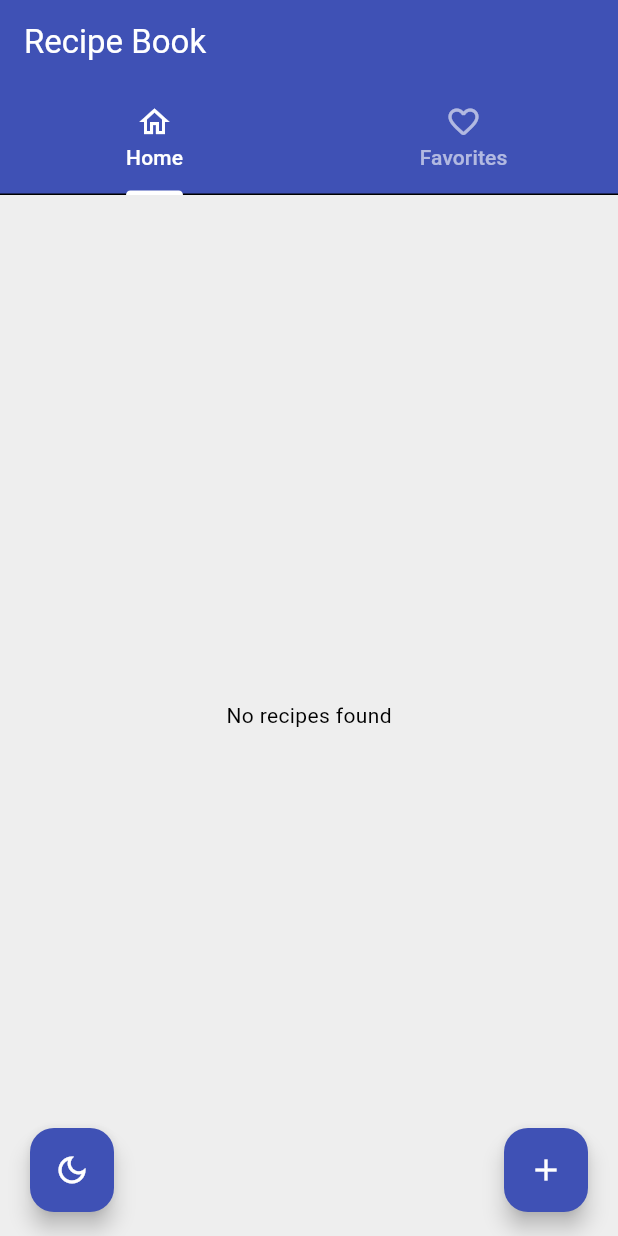
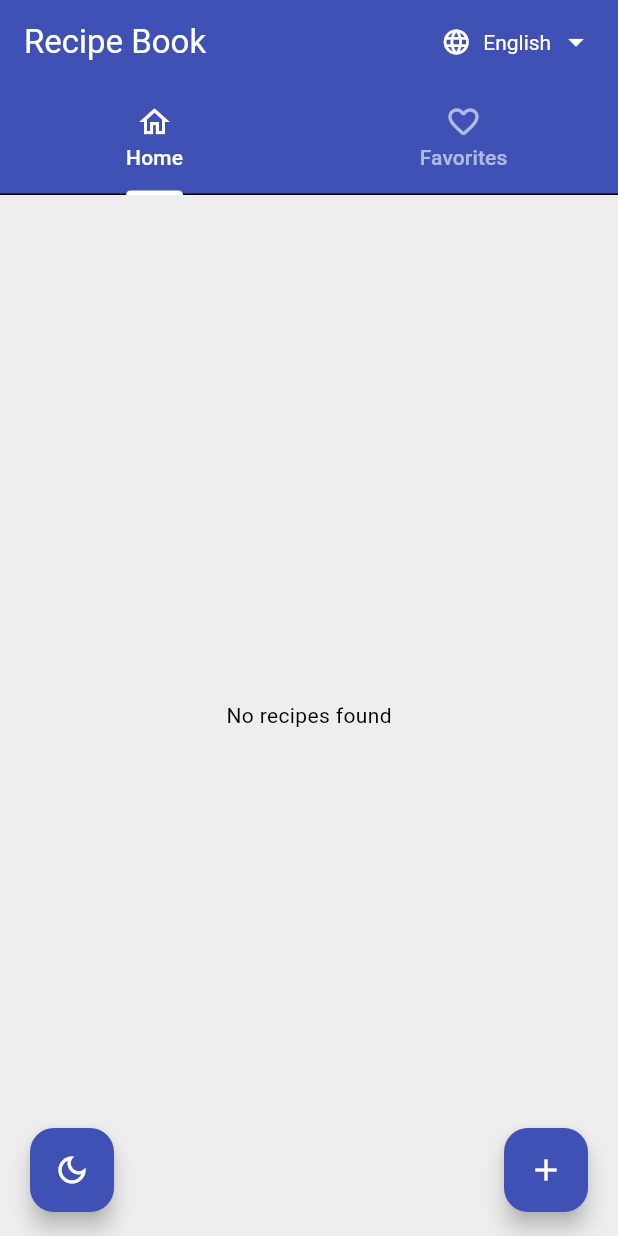
Before and after one commit to RickyBv1/recipe_book_flutter, a Flutter app: the screen it shows after launch, on a phone screen of 412 x 824 dp. Run offline on Flutter 3.47's test engine with Material 3 defaults, Android fonts, the phone set to English and light mode, and no system bars; network calls fail.

Commit message:
Add language selection feature: Integrate LanguageProvider for dynamic language switching between English and Spanish, update UI components to reflect selected language, and enhance localization support in the app.

```diff
--- a/lib/l10n/app_localizations.dart
+++ b/lib/l10n/app_localizations.dart
@@ -103,6 +103,18 @@ abstract class AppLocalizations {
   /// In en, this message translates to:
   /// **'Recipe Book'**
   String get title;
+
+  /// No description provided for @english.
+  ///
+  /// In en, this message translates to:
+  /// **'English'**
+  String get english;
+
+  /// No description provided for @spanish.
+  ///
+  /// In en, this message translates to:
+  /// **'Spanish'**
+  String get spanish;
 
   /// No description provided for @navBarHome.
   ///
--- a/lib/l10n/app_localizations_en.dart
+++ b/lib/l10n/app_localizations_en.dart
@@ -10,6 +10,12 @@ class AppLocalizationsEn extends AppLocalizations {
 
   @override
   String get title => 'Recipe Book';
+
+  @override
+  String get english => 'English';
+
+  @override
+  String get spanish => 'Spanish';
 
   @override
   String get navBarHome => 'Home';
--- a/lib/l10n/app_localizations_es.dart
+++ b/lib/l10n/app_localizations_es.dart
@@ -10,6 +10,12 @@ class AppLocalizationsEs extends AppLocalizations {
 
   @override
   String get title => 'Libro de Recetas';
+
+  @override
+  String get english => 'Inglés';
+
+  @override
+  String get spanish => 'Español';
 
   @override
   String get navBarHome => 'Inicio';
--- a/lib/l10n/en.arb
+++ b/lib/l10n/en.arb
@@ -1,6 +1,8 @@
 {
     "@@locale": "en",
     "title": "Recipe Book",
+    "english": "English",
+    "spanish": "Spanish",
     "navBarHome": "Home",
     "navBarFavorites": "Favorites",
     "noRecipesFound": "No recipes found",
--- a/lib/l10n/es.arb
+++ b/lib/l10n/es.arb
@@ -1,6 +1,8 @@
 {
     "@@locale": "es",
     "title": "Libro de Recetas",
+    "english": "Inglés",
+    "spanish": "Español",
     "navBarHome": "Inicio",
     "navBarFavorites": "Favoritos",
     "noRecipesFound": "No se encontraron recetas",
--- a/lib/main.dart
+++ b/lib/main.dart
@@ -4,6 +4,7 @@ import 'package:recipe_book_flutter/screens/favorite_recipes_screen.dart';
 import 'package:provider/provider.dart';
 import 'package:recipe_book_flutter/providers/recipes_provider.dart';
 import 'package:recipe_book_flutter/providers/theme_provider.dart';
+import 'package:recipe_book_flutter/providers/language_provider.dart';
 import 'package:flutter_localizations/flutter_localizations.dart';
 import 'package:recipe_book_flutter/l10n/app_localizations.dart';
 
@@ -20,11 +21,13 @@ class MyApp extends StatelessWidget {
       providers: [
         ChangeNotifierProvider(create: (context) => RecipesProvider()),
         ChangeNotifierProvider(create: (context) => ThemeProvider()),
+        ChangeNotifierProvider(create: (context) => LanguageProvider()),
       ],
-      child: Consumer<ThemeProvider>(
-        builder: (context, themeProvider, child) {
+      child: Consumer2<ThemeProvider, LanguageProvider>(
+        builder: (context, themeProvider, languageProvider, child) {
           return MaterialApp(
             supportedLocales: [Locale('en'), Locale('es')],
+            locale: languageProvider.currentLocale,
             localizationsDelegates: [
               AppLocalizations.delegate,
               GlobalMaterialLocalizations.delegate,
@@ -52,9 +55,61 @@ class RecipeBook extends StatelessWidget {
       child: Scaffold(
         appBar: AppBar(
           backgroundColor: Theme.of(context).colorScheme.primary,
-          title: Text(
-            AppLocalizations.of(context)!.title,
-            style: TextStyle(color: Colors.white),
+          title: Row(
+            mainAxisAlignment: MainAxisAlignment.spaceBetween,
+            children: [
+              Text(
+                AppLocalizations.of(context)!.title,
+                style: TextStyle(color: Colors.white),
+              ),
+              Consumer<LanguageProvider>(
+                builder: (context, languageProvider, child) {
+                  return DropdownButtonHideUnderline(
+                    child: DropdownButton<String>(
+                      value: languageProvider.currentLanguageCode,
+                      icon: Icon(Icons.arrow_drop_down, color: Colors.white),
+                      dropdownColor: Theme.of(context).colorScheme.secondary,
+                      style: TextStyle(color: Colors.white),
+                      items: [
+                        DropdownMenuItem<String>(
+                          value: 'en',
+                          child: Row(
+                            children: [
+                              Icon(
+                                Icons.language,
+                                color: Colors.white,
+                                size: 20,
+                              ),
+                              SizedBox(width: 8),
+                              Text(AppLocalizations.of(context)!.english),
+                            ],
+                          ),
+                        ),
+                        DropdownMenuItem<String>(
+                          value: 'es',
+                          child: Row(
+                            children: [
+                              Icon(
+                                Icons.language_outlined,
+                                color: Colors.white,
+                                size: 20,
+                              ),
+                              SizedBox(width: 8),
+                              Text(AppLocalizations.of(context)!.spanish),
+                            ],
+                          ),
+                        ),
+                      ],
+                      onChanged: (String? newValue) {
+                        if (newValue != null) {
+                          languageProvider.setLocale(Locale(newValue));
+                        }
+                      },
+                    ),
+                  );
+                },
+              ),
+            ],
           ),
           bottom: TabBar(
             indicatorColor: Colors.white,
--- /dev/null
+++ b/lib/providers/language_provider.dart
@@ -0,0 +1,25 @@
+import 'package:flutter/material.dart';
+
+class LanguageProvider extends ChangeNotifier {
+  Locale _currentLocale = const Locale('en');
+
+  Locale get currentLocale => _currentLocale;
+
+  void setLocale(Locale locale) {
+    _currentLocale = locale;
+    notifyListeners();
+  }
+
+  String get currentLanguageCode => _currentLocale.languageCode;
+
+  String get currentLanguageName {
+    switch (_currentLocale.languageCode) {
+      case 'en':
+        return 'English';
+      case 'es':
+        return 'Español';
+      default:
+        return 'English';
+    }
+  }
+}
--- a/lib/screens/home_screen.dart
+++ b/lib/screens/home_screen.dart
@@ -138,7 +138,7 @@ class HomeScreen extends StatelessWidget {
                       color: Theme.of(context).colorScheme.primary,
                     ),
                     Text(
-                      'By: ${recipe.author}',
+                      '${AppLocalizations.of(context)!.by}${recipe.author}',
                       style: TextStyle(fontFamily: 'Roboto'),
                     ),
                     SizedBox(height: 4),
--- a/lib/theme/theme.dart
+++ b/lib/theme/theme.dart
@@ -5,6 +5,7 @@ ThemeData lightMode = ThemeData(
   colorScheme: ColorScheme.light(
     surface: Colors.grey.shade200,
     primary: Colors.indigo.shade500,
+    secondary: Colors.grey.shade800,
     surfaceContainer: Colors.grey.shade100,
     tertiary: Colors.indigo.shade500,
   ),
@@ -15,6 +16,7 @@ ThemeData darkMode = ThemeData(
   colorScheme: ColorScheme.dark(
     surface: Colors.grey.shade900,
     primary: Colors.indigo.shade800,
+    secondary: Colors.grey.shade800,
     surfaceContainer: Colors.grey.shade800,
     tertiary: Colors.white,
   ),
```
